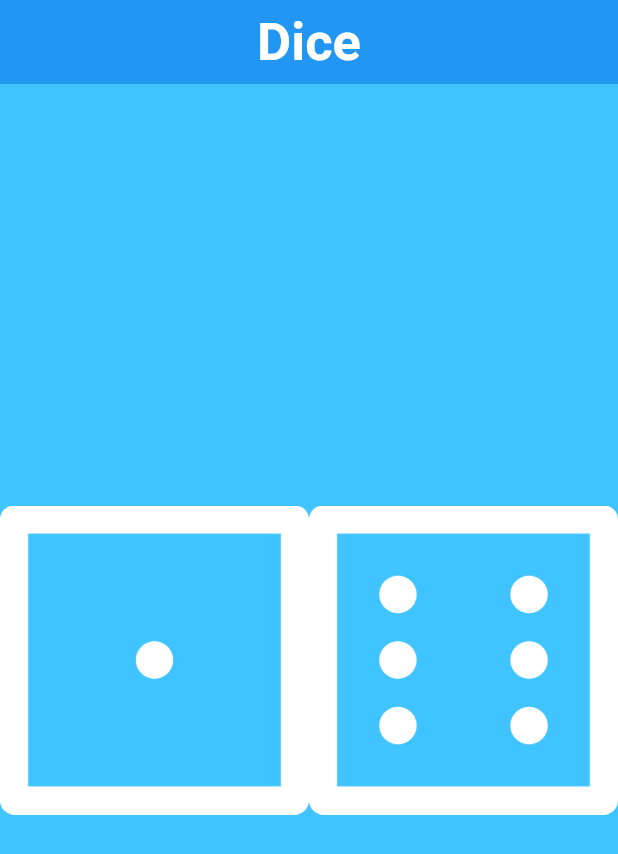
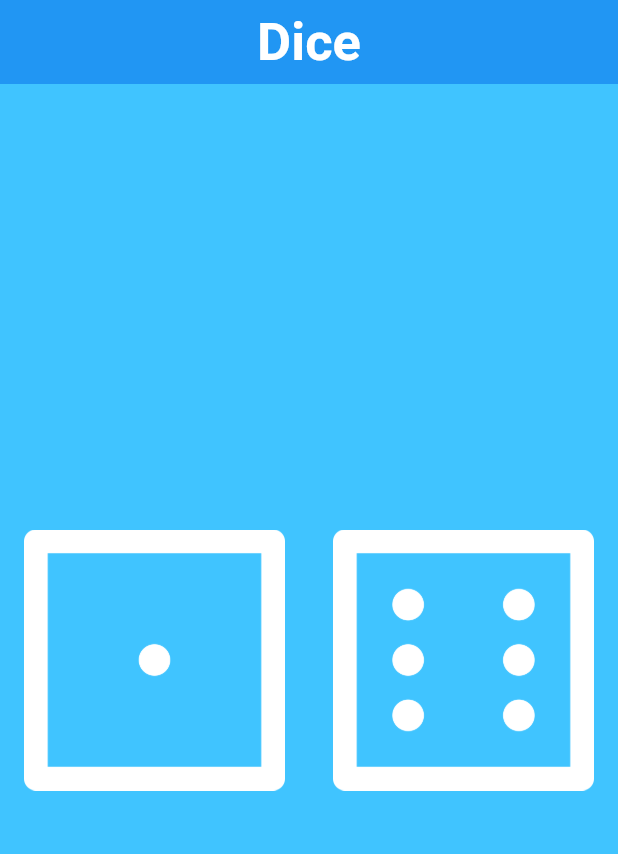
Before and after one commit to hafeez25/dice_flutter, a Flutter app: the screen it shows after launch, on a phone screen of 412 x 824 dp. Shown: the top 854 px of the screen. Run offline on Flutter 3.47's test engine with Material 3 defaults, Android fonts, the phone set to English and light mode, and no system bars.

Commit message:
padding added to image

```diff
--- a/lib/main.dart
+++ b/lib/main.dart
@@ -40,9 +40,16 @@ class MyDice extends StatelessWidget {
     return Center(
       child: Row(
         children: [
-          Expanded(child: Image.asset('images/dice1.png')),
-          Expanded(child:
-            Image.asset('images/dice6.png'),
+          Expanded(
+              child: Padding(
+                padding: const EdgeInsets.all(16.0),
+                child: Image.asset('images/dice1.png'),
+              )),
+          Expanded(
+            child: Padding(
+              padding: const EdgeInsets.all(16.0),
+              child: Image.asset('images/dice6.png'),
+            ),
           )
         ],
       ),
```
